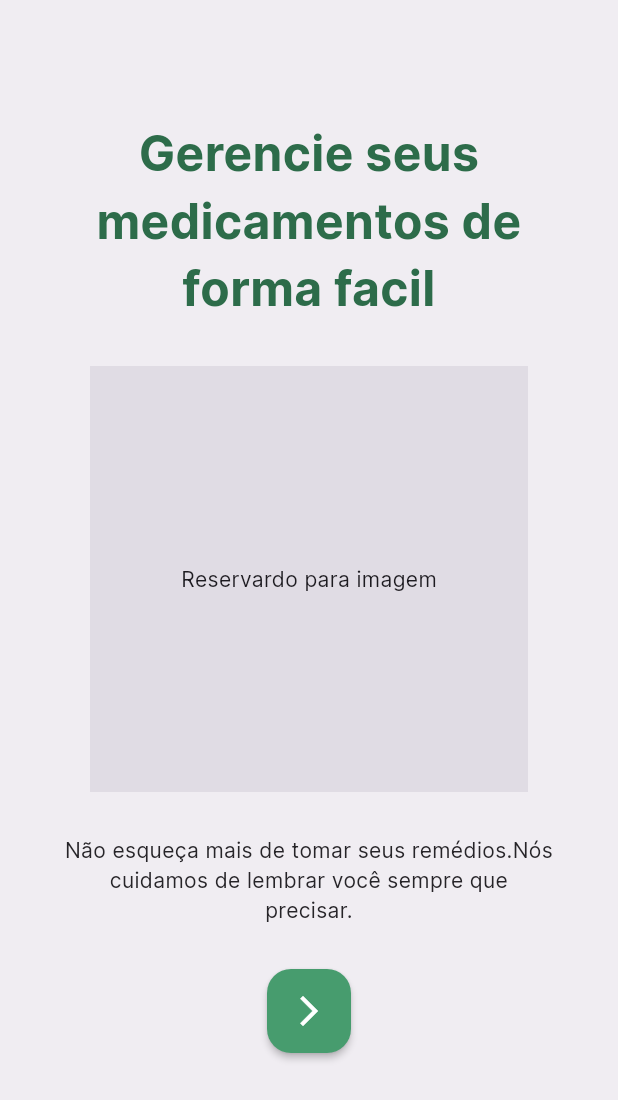
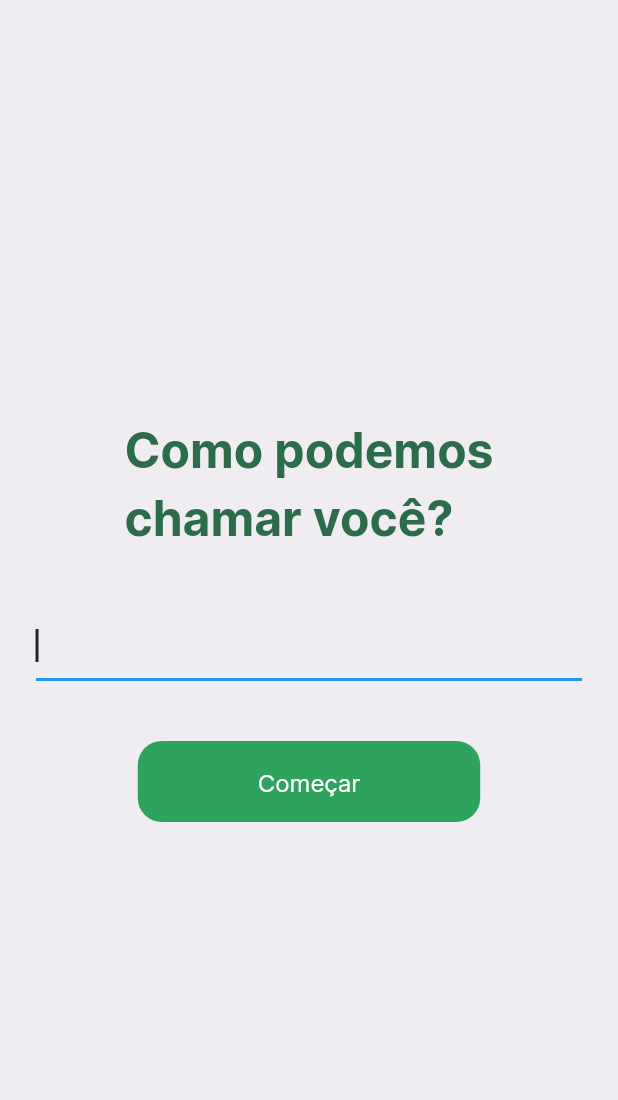
Before and after one commit to smiqueias/saude_agendada, a Flutter app: the screen it shows after launch, after a tap on the "arrow forward ios" icon, on a phone screen of 412 x 824 dp. Shown: the top 1100 px of the screen. Run offline on Flutter 3.47's test engine with Material 3 defaults, Android fonts, the phone set to English and light mode, and no system bars; our stand-ins replace get_it, sembast.

Commit message:
wip: register screen

```diff
--- a/lib/coordinator/coordinator.dart
+++ b/lib/coordinator/coordinator.dart
@@ -1,13 +1,15 @@
 import 'package:flutter/material.dart';
 import 'package:flutter/widgets.dart';
 import 'package:scheduled_health/ui/screens/home/home_screen.dart';
+import 'package:scheduled_health/ui/screens/register/register_screen.dart';
 import 'package:scheduled_health/ui/screens/splash/splash_screen.dart';
 import 'package:scheduled_health/ui/screens/welcome/welcome_screen.dart';
 
 enum AppRoutes {
   welcome(route: '/welcome'),
   splash(route: '/splash'),
-  home(route: '/home');
+  home(route: '/home'),
+  register(route: '/register');
 
   final String route;
 
@@ -18,4 +20,5 @@ final appRoutes = <String, WidgetBuilder>{
   AppRoutes.welcome.route: (context) => const WelcomeScreen(),
   AppRoutes.splash.route: (context) => const SplashScreen(),
   AppRoutes.home.route: (context) => const HomeScreen(),
+  AppRoutes.register.route: (context) => const RegisterScreen(),
 };
--- a/lib/main.dart
+++ b/lib/main.dart
@@ -3,10 +3,12 @@ import 'package:path/path.dart' as path;
 import 'package:path_provider/path_provider.dart';
 import 'package:scheduled_health/coordinator/coordinator.dart';
 import 'package:scheduled_health/data/di.dart';
+import 'package:scheduled_health/ui/theme/app_spacings.dart';
 import 'package:scheduled_health/ui/theme/color_scheme.dart';
 import 'package:scheduled_health/ui/theme/color_scheme_provider.dart';
 import 'package:scheduled_health/ui/theme/typography.dart';
 import 'package:scheduled_health/utils/constants/constants.dart';
+import 'package:scheduled_health/utils/extensions/theme_extension.dart';
 import 'package:sembast/sembast.dart';
 import 'package:sembast/sembast_io.dart';
 
@@ -62,6 +64,23 @@ class _MainAppState extends State<MainApp> {
             routes: appRoutes,
             theme: ThemeData(
               fontFamily: fontFamily,
+              useMaterial3: false,
+              elevatedButtonTheme: ElevatedButtonThemeData(
+                style: ElevatedButton.styleFrom(
+                  foregroundColor: context.colors.white,
+                  backgroundColor: context.colors.greenSplash,
+                  padding: const EdgeInsets.symmetric(
+                    vertical: AppSpacings.xs_16,
+                    horizontal: AppSpacings.lg_40 + AppSpacings.lg_40,
+                  ),
+                  disabledBackgroundColor: context.colors.gray600,
+                  elevation: 0.0,
+                  splashFactory: NoSplash.splashFactory,
+                  shape: RoundedRectangleBorder(
+                    borderRadius: BorderRadius.circular(16.0),
+                  ),
+                ),
+              ),
             ),
           );
         },
--- /dev/null
+++ b/lib/ui/screens/register/register_screen.dart
@@ -0,0 +1,65 @@
+import 'package:flutter/material.dart';
+import 'package:scheduled_health/ui/theme/app_spacings.dart';
+import 'package:scheduled_health/utils/extensions/theme_extension.dart';
+
+final class RegisterScreen extends StatefulWidget {
+  const RegisterScreen({super.key});
+
+  @override
+  State<RegisterScreen> createState() => _RegisterScreenState();
+}
+
+class _RegisterScreenState extends State<RegisterScreen> {
+  @override
+  Widget build(BuildContext context) {
+    return Scaffold(
+      backgroundColor: context.colors.gray100,
+      body: SafeArea(
+        child: Padding(
+          padding: const EdgeInsets.symmetric(
+            vertical: AppSpacings.lg_40,
+            horizontal: AppSpacings.sm_24,
+          ),
+          child: Center(
+            child: Column(
+              crossAxisAlignment: CrossAxisAlignment.center,
+              mainAxisAlignment: MainAxisAlignment.center,
+              children: [
+                Text(
+                  "Como podemos\nchamar você?",
+                  style: context.typography.textLarge.copyWith(
+                    color: context.colors.greenDark,
+                  ),
+                ),
+                const SizedBox(height: AppSpacings.lg_40),
+                TextField(
+                  style: context.typography.input.copyWith(
+                    color: context.colors.gray600,
+                  ),
+                  cursorColor: context.colors.gray600,
+                  autofocus: true,
+                  decoration: InputDecoration(
+                    focusColor: context.colors.gray600,
+                  ),
+                ),
+                const SizedBox(
+                  height: AppSpacings.lg_40,
+                ),
+                ElevatedButton(
+                  onPressed: () {},
+                  child: Text(
+                    "Começar",
+                    style: context.typography.button.copyWith(
+                      color: context.colors.white,
+                      fontWeight: FontWeight.normal,
+                    ),
+                  ),
+                )
+              ],
+            ),
+          ),
+        ),
+      ),
+    );
+  }
+}
--- a/lib/ui/screens/welcome/welcome_screen.dart
+++ b/lib/ui/screens/welcome/welcome_screen.dart
@@ -1,4 +1,6 @@
 import 'package:flutter/material.dart';
+import 'package:scheduled_health/coordinator/coordinator.dart';
+import 'package:scheduled_health/ui/theme/app_spacings.dart';
 import 'package:scheduled_health/utils/extensions/theme_extension.dart';
 
 final class WelcomeScreen extends StatefulWidget {
@@ -13,17 +15,17 @@ final class WelcomeScreen extends StatefulWidget {
 class _WelcomeScreenState extends State<WelcomeScreen> {
   @override
   Widget build(BuildContext context) {
-    /// Example Theme Usage
     return Scaffold(
       backgroundColor: context.colors.gray100,
       body: SafeArea(
-        minimum: const EdgeInsets.only(top: 80, left: 42, right: 42),
-        child: Center(
-          child: Container(
-            height: MediaQuery.of(context).size.height,
-            width: double.infinity,
-            color: context.colors.gray100,
+        child: Padding(
+          padding: const EdgeInsets.symmetric(
+            vertical: AppSpacings.lg_40,
+            horizontal: AppSpacings.sm_24,
+          ),
           child: Column(
+            crossAxisAlignment: CrossAxisAlignment.center,
+            mainAxisAlignment: MainAxisAlignment.spaceBetween,
             children: [
               Text(
                 textAlign: TextAlign.center,
@@ -33,15 +35,15 @@ class _WelcomeScreenState extends State<WelcomeScreen> {
                 ),
               ),
               Container(
-                  margin: const EdgeInsets.only(top: 29),
                 height: 284,
                 width: 292,
                 color: context.colors.gray300,
                 child: const Center(child: Text('Reservardo para imagem')),
               ),
-                Container(
-                  margin: const EdgeInsets.only(top: 29),
-                  child: Text(
+              const SizedBox(height: AppSpacings.md_32),
+              Column(
+                children: [
+                  Text(
                     'Não esqueça mais de tomar seus remédios.'
                     'Nós cuidamos de lembrar você sempre que precisar.',
                     textAlign: TextAlign.center,
@@ -49,21 +51,28 @@ class _WelcomeScreenState extends State<WelcomeScreen> {
                       color: context.colors.gray600,
                     ),
                   ),
-                ),
-                Container(
-                  margin: const EdgeInsets.only(top: 29),
-                  child: FloatingActionButton(
+                  const SizedBox(height: AppSpacings.md_32),
+                  FloatingActionButton(
                     backgroundColor: context.colors.greenBase,
                     elevation: 2,
-                    onPressed: () {},
+                    onPressed: () {
+                      Navigator.pushNamed(
+                        context,
+                        AppRoutes.register.route,
+                      );
+                    },
                     child: Icon(
                       Icons.arrow_forward_ios,
                       color: context.colors.white,
                     ),
                   ),
+                  SizedBox(
+                    height: MediaQuery.of(context).padding.bottom +
+                        AppSpacings.sm_24,
+                  ),
+                ],
               )
             ],
-            ),
           ),
         ),
       ),
--- /dev/null
+++ b/lib/ui/theme/app_spacings.dart
@@ -0,0 +1,8 @@
+sealed class AppSpacings {
+  static const double lg_40 = 40.0;
+  static const double md_32 = 32.0;
+  static const double sm_24 = 24.0;
+  static const double xs_16 = 16.0;
+  static const double xxs_8 = 8.0;
+  static const double xxxs_8 = 4.0;
+}
--- a/lib/ui/theme/typography.dart
+++ b/lib/ui/theme/typography.dart
@@ -112,7 +112,7 @@ final class AppTypography {
           height: lineHeight.large,
         ),
         button = _baseTextStyle.copyWith(
-          fontSize: fontSize.xl_14,
+          fontSize: fontSize.sm_16,
           fontWeight: fontWeight.bold,
           fontFamily: fontFamily,
           height: lineHeight.large,
```
Lines whose indentation alone changed are shown as unchanged.
